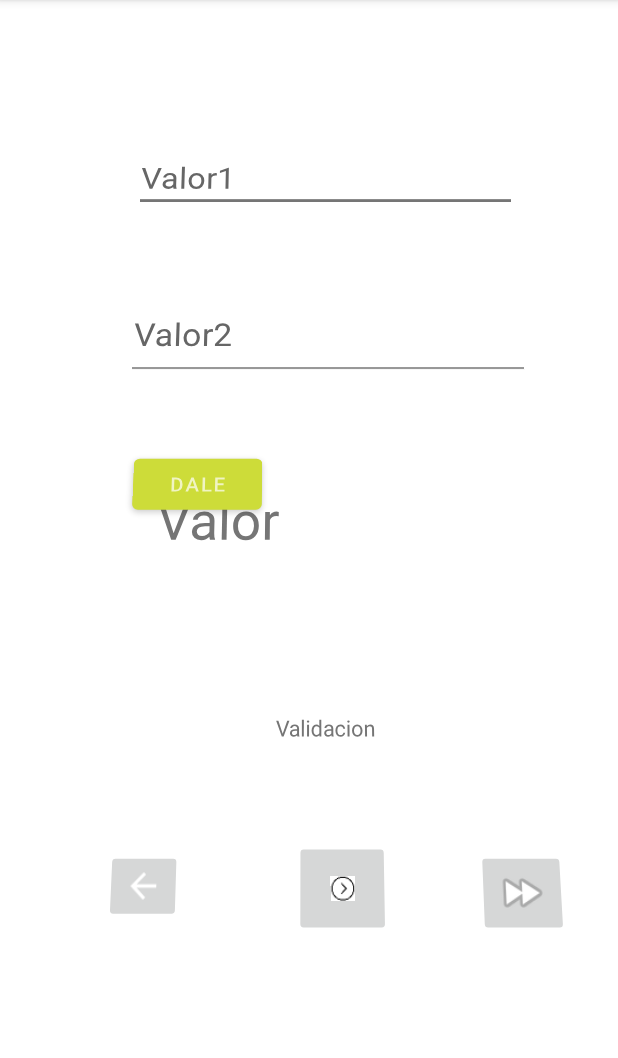
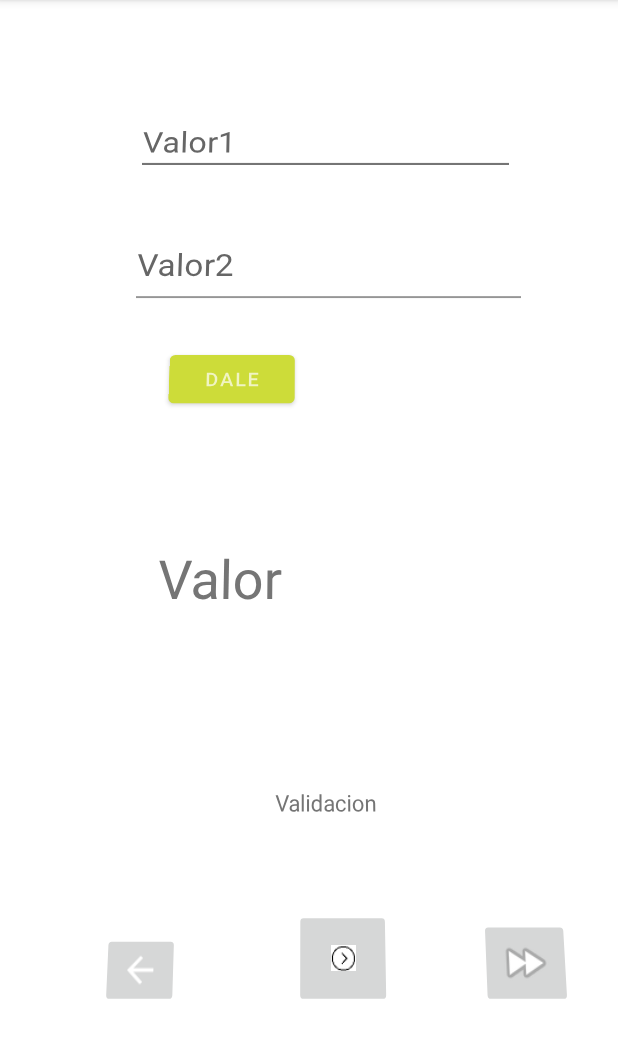
Before and after one commit to ylrax/Test_app_testing, an Android app: the screen it shows after launch (MainActivity), on a phone screen of 412 x 824 dp, the part 84-1142 px from its top. Run offline under Robolectric (Android 15) with nearby library versions, the phone set to English and light mode, and no system bars.

Commit message:
adjust layout

```diff
--- a/app/src/main/res/layout/activity_bd_test.xml
+++ b/app/src/main/res/layout/activity_bd_test.xml
@@ -78,8 +78,8 @@
         android:layout_above="@+id/button4"
         android:layout_alignParentEnd="true"
         android:layout_alignParentRight="true"
-        android:layout_marginEnd="28dp"
-        android:layout_marginRight="28dp"
+        android:layout_marginEnd="16dp"
+        android:layout_marginRight="16dp"
         android:layout_marginBottom="80dp"
         android:background="#FFFFFF"
         android:ems="10"
--- a/app/src/main/res/layout/activity_main.xml
+++ b/app/src/main/res/layout/activity_main.xml
@@ -12,9 +12,10 @@
         android:id="@+id/editTextNumber2"
         android:layout_width="wrap_content"
         android:layout_height="wrap_content"
-        android:layout_marginTop="60dp"
+        android:layout_marginTop="30dp"
         android:autoText="false"
         android:capitalize="none"
+        android:contentDescription="@string/description"
         android:ems="10"
         android:hint="@string/field1"
         android:inputType="number"
@@ -28,7 +29,7 @@
         android:id="@+id/editTextNumber3"
         android:layout_width="283dp"
         android:layout_height="67dp"
-        android:layout_marginTop="64dp"
+        android:layout_marginTop="40dp"
         android:ems="10"
         android:hint="@string/field2"
         android:inputType="number"
@@ -42,9 +43,9 @@
         android:id="@+id/button"
         android:layout_width="wrap_content"
         android:layout_height="wrap_content"
-        android:layout_marginStart="8dp"
-        android:layout_marginLeft="8dp"
-        android:layout_marginTop="52dp"
+        android:layout_marginStart="30dp"
+        android:layout_marginLeft="30dp"
+        android:layout_marginTop="30dp"
         android:onClick="do_something"
         android:text="@string/button"
         app:layout_constraintStart_toStartOf="@+id/editTextNumber3"
@@ -54,19 +55,21 @@
         android:id="@+id/textView1"
         android:layout_width="201dp"
         android:layout_height="107dp"
-        android:layout_marginBottom="340dp"
+        android:layout_marginBottom="300dp"
         android:text="@string/finale"
         android:textSize="36sp"
         app:layout_constraintBottom_toBottomOf="parent"
         app:layout_constraintEnd_toEndOf="parent"
-        app:layout_constraintHorizontal_bias="0.49"
-        app:layout_constraintStart_toStartOf="parent" />
+        app:layout_constraintHorizontal_bias="0.5"
+        app:layout_constraintStart_toStartOf="parent"
+        app:layout_constraintTop_toBottomOf="@+id/button"
+        app:layout_constraintVertical_bias="1.0" />
 
     <TextView
         android:id="@+id/textView2"
         android:layout_width="wrap_content"
         android:layout_height="wrap_content"
-        android:layout_marginBottom="276dp"
+        android:layout_marginBottom="230dp"
         android:text="@string/valid"
         app:layout_constraintBottom_toBottomOf="parent"
         app:layout_constraintEnd_toEndOf="parent"
@@ -77,7 +80,7 @@
         android:id="@+id/imageButton"
         android:layout_width="60dp"
         android:layout_height="57dp"
-        android:layout_marginBottom="160dp"
+        android:layout_marginBottom="120dp"
         android:contentDescription="@string/description"
         android:onClick="next"
         app:layout_constraintBottom_toBottomOf="parent"
@@ -90,7 +93,7 @@
         android:id="@+id/imageButton2"
         android:layout_width="wrap_content"
         android:layout_height="wrap_content"
-        android:layout_marginBottom="160dp"
+        android:layout_marginBottom="120dp"
         android:contentDescription="@string/description"
         android:onClick="next2"
         app:layout_constraintBottom_toBottomOf="parent"
@@ -103,7 +106,7 @@
         android:id="@+id/imageButton4"
         android:layout_width="wrap_content"
         android:layout_height="wrap_content"
-        android:layout_marginBottom="168dp"
+        android:layout_marginBottom="120dp"
         android:contentDescription="@string/description"
         android:onClick="nextCalendar"
         app:layout_constraintBottom_toBottomOf="parent"
```
Also changed, not shown: app/src/main/res/layout/activity_second.xml (+12 -12 lines).
